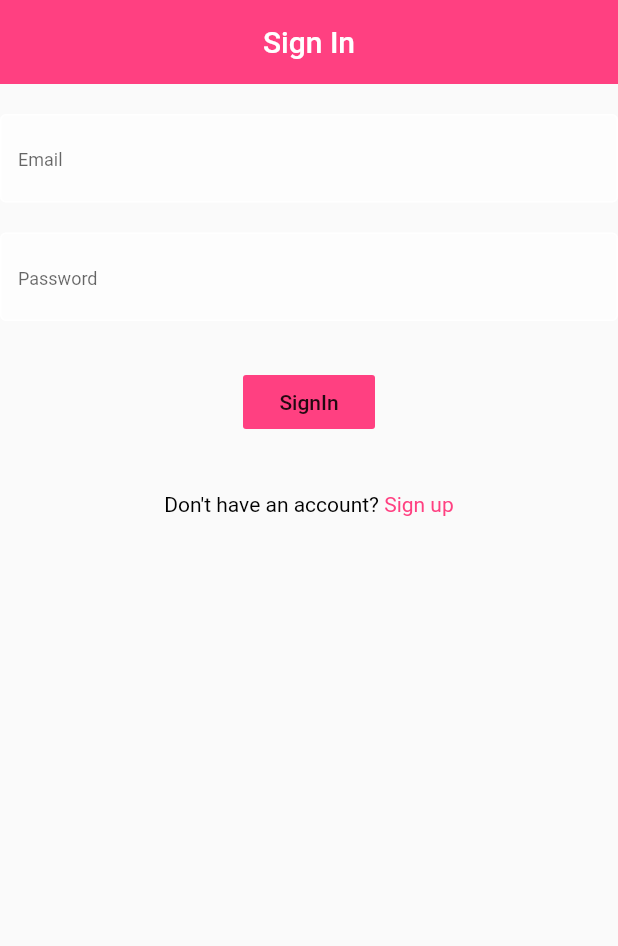
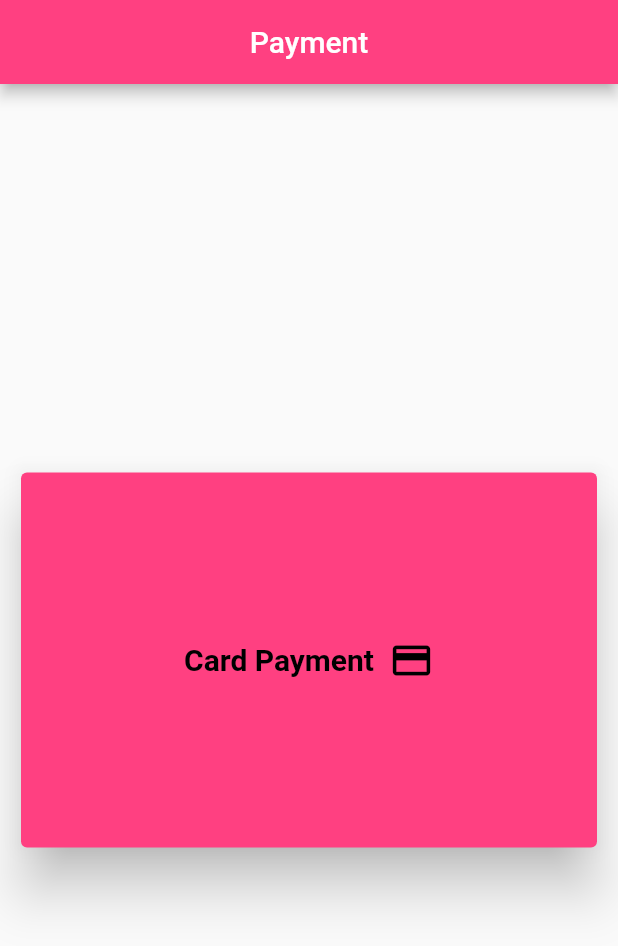
Before and after one commit to anonymous-plutocrat/KwikPass, a Flutter app: the screen it shows after launch, on a phone screen of 412 x 824 dp. Shown: the top 946 px of the screen. Run offline on Flutter 3.47's test engine with Material 2 defaults, Android fonts, the phone set to English and light mode, and no system bars; our stand-ins replace firebase_auth, google_sign_in; missing offline and left inert: flutter_rave; accounts and stored records are empty.

Commit message:
Yaay Payments are now available

```diff
--- /dev/null
+++ b/lib/UIs/payment.dart
@@ -0,0 +1,101 @@
+
+import 'package:flutter/material.dart';
+import 'package:flutter_rave/flutter_rave.dart';
+
+class Payment extends StatefulWidget {
+  @override
+  _PaymentState createState() => _PaymentState();
+}
+
+class _PaymentState extends State<Payment> {
+
+  // Payments pay = Payments();
+  @override
+  Widget build(BuildContext context) {
+    return Scaffold(
+      appBar: AppBar(
+        backgroundColor: Colors.pinkAccent,
+        title: Text('Payment'),
+        centerTitle: true,
+      ),
+      body: Center(
+        child: Builder(
+          builder: (context) => SingleChildScrollView(
+            child: Padding(
+              padding: const EdgeInsets.only(left: 10.0, right: 10),
+              child: InkWell(
+                onTap: () => _pay(context),
+                child: Card(
+                  color: Colors.pinkAccent,
+                  elevation: 15,
+                  child: Container(
+                    height: 250,
+                    width: MediaQuery.of(context).size.width,
+                    child: Center(
+                      child: Row(
+                        mainAxisAlignment: MainAxisAlignment.center,
+                        children: <Widget>[
+                          Text(
+                            "Card Payment",
+                            style: TextStyle(
+                                color: Colors.black,
+                                fontSize: 20,
+                                fontWeight: FontWeight.bold),
+                          ),
+                          SizedBox(
+                            width: 10,
+                          ),
+                          Icon(
+                            Icons.payment,
+                            color: Colors.black,
+                            size: 30,
+                          )
+                        ],
+                      ),
+                    ),
+                  ),
+                ),
+              ),
+            ),
+          ),
+        ),
+      ),
+    );
+  }
+  _pay(BuildContext context){
+  final snackBar_onFailure = SnackBar(content: Text('Transaction Failed :('));
+  final snackBar_onClosed = SnackBar(content: Text('Transaction Closed !'));
+  final _rave = RaveCardPayment(
+    isDemo: true,
+    encKey:"FLWSECK_TEST1e7c4b1a45a8",
+    publicKey: "FLWPUBK_TEST-c766039caa205c08f89f7fc98122344e-X",
+    transactionRef: "hvHPvKYaRuJLlJWSPWGGKUyaAfWeZKnm",
+    amount: 300000,
+    email: 'jdoe@gmail.com',
+    onSuccess: (response){
+      print('$response');
+      print('Transaction Successful');
+      if (mounted){
+        Scaffold.of(context).showSnackBar(
+          SnackBar(
+            content: Text('Transaction Successful'),
+            backgroundColor: Colors.green,
+            duration: Duration(seconds: 5),
+          ),
+        );
+      }
+    },
+    onFailure: (err){
+      print('$err');
+      print('Transaction Failed');
+      Scaffold.of(context).showSnackBar(snackBar_onFailure);
+    },
+    onClosed: (){
+      print('Transaction Closed!');
+      Scaffold.of(context).showSnackBar(snackBar_onClosed);
+    },
+    context: context,
+  );
+  _rave.process();
+}
+}
--- a/lib/main.dart
+++ b/lib/main.dart
@@ -1,5 +1,6 @@
 import 'package:flutter/material.dart';
 import 'package:road_to_flutter/UIs/authUI/signinscreen.dart';
+import 'package:road_to_flutter/UIs/payment.dart';
 // import 'package:road_to_flutter/UIs/homescreen.dart';
 // import 'package:road_to_flutter/UIs/authUI/signinscreen.dart';
 // import 'package:road_to_flutter/UIs/authUI/signupscreen.dart';
@@ -30,6 +31,6 @@ class _MyHomePageState extends State<MyHomePage> {
 
   @override
   Widget build(BuildContext context) {
-    return SignIn();
+    return Payment();
   }
 }
--- a/pubspec.yaml
+++ b/pubspec.yaml
@@ -18,6 +18,8 @@ dependencies:
   cloud_firestore: ^0.13.4+2
   google_sign_in:
   flutter_spinkit: ^4.1.2
+  stripe_payment: ^1.0.6
+  flutter_rave: ^0.0.5
 
 
 
```
Also changed, not shown: lib/apiProvider/payment_api.dart (added, +41 -0 lines), flutter_03.png (added), pubspec.lock.
